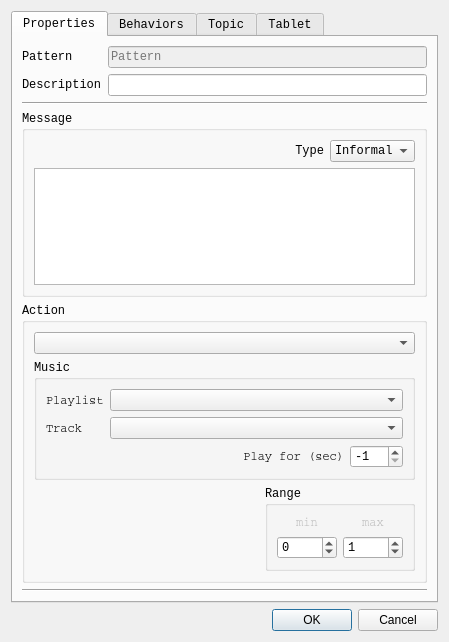
Above: interaction_manager/ui/editblockdialog.ui from ES-TUDelft/robot-interaction-tool before the change. Below: the same form after it.
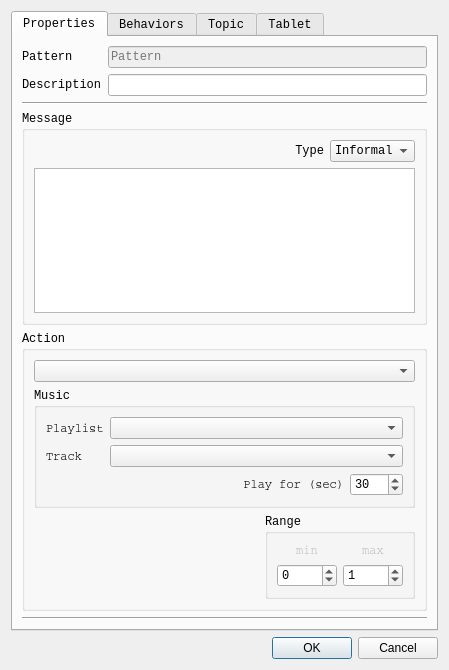
That is the form after the change.

Diff of the .ui file:
```diff
--- a/interaction_manager/ui/editblockdialog.ui
+++ b/interaction_manager/ui/editblockdialog.ui
@@ -7,7 +7,7 @@
     <x>0</x>
     <y>0</y>
     <width>449</width>
-    <height>642</height>
+    <height>670</height>
    </rect>
   </property>
   <property name="sizePolicy">
@@ -225,7 +225,7 @@
                       <number>5</number>
                      </property>
                      <property name="value">
-                      <number>-1</number>
+                      <number>30</number>
                      </property>
                     </widget>
                    </item>
```
